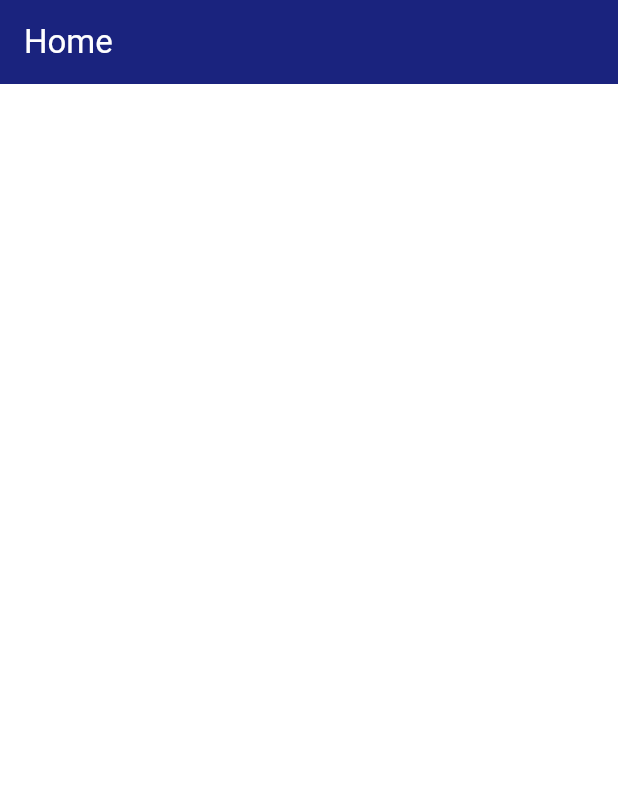
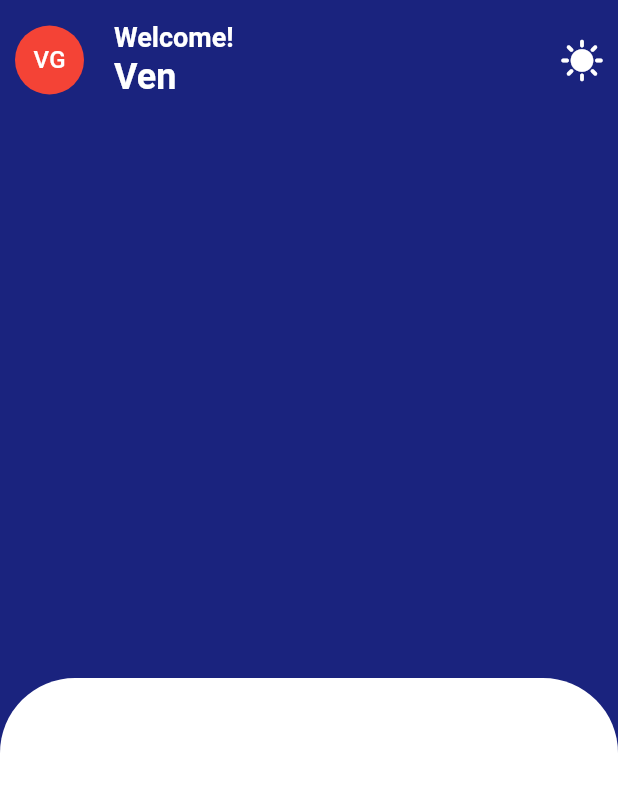
Before and after one commit to Gepeet/todo-week1, a Flutter app: the screen it shows after launch, on a phone screen of 412 x 824 dp. Shown: the top 791 px of the screen. Run offline on Flutter 3.47's test engine with Material 3 defaults, Android fonts, the phone set to English and light mode, and no system bars.

Commit message:
added bg home

```diff
--- a/lib/main.dart
+++ b/lib/main.dart
@@ -30,14 +30,99 @@
 
    @override
    Widget build(BuildContext context){
-      return Scaffold(
+      return
+         SafeArea(
+            child:
+               Scaffold(
                appBar:AppBar(
+                  elevation:0,
+                  titleSpacing: 20,
+                  toolbarHeight: 80,
                   backgroundColor: Theme.of(context).colorScheme.primary,
-            title:Text(
-               'Home',
+                  title:
+                     Column(
+                     crossAxisAlignment: CrossAxisAlignment.start,
+                     mainAxisAlignment: MainAxisAlignment.center,
+                     children: [
+                        Text(
+                           'Welcome!',
                            style: TextStyle(
                               color: Theme.of(context).colorScheme.secondary,
+                              fontSize: 18,
+                              fontWeight: FontWeight.w700
                            )
+                        ),
+                        Text(
+                           'Ven',
+                           style: TextStyle(
+                              color: Theme.of(context).colorScheme.secondary,
+                              fontSize: 24,
+                               fontWeight: FontWeight.w600
+                          )
+                        )
+                     ]
+                  ),
+                  leading:
+                     Padding(
+                        padding:const EdgeInsets.only(left:10),
+                        child:
+                           CircleAvatar(
+                           backgroundColor:Colors.red.shade500,
+                           child: const Text(
+                              'VG',
+                              style: TextStyle(
+                              color:Colors.white
+                           ),
+                           )
+                        )
+                  ),
+                  actions:[
+                     IconButton(
+                        onPressed: (){},
+                        icon: Icon(
+                           Icons.sunny,
+                           color:Theme.of(context).colorScheme.secondary,
+                           size:30,
+                        ),
+                     ),
+                  ]
+               ),
+                  body:Column(
+                  children:[
+                     Expanded(
+                        child:
+                            Container(
+                              decoration:BoxDecoration(
+                                 color:Theme.of(context).colorScheme.primary,
+                              )
+                        )
+                     ),
+                     Expanded(
+                        child:
+                              Container(
+                              decoration: BoxDecoration(
+                                 color:Theme.of(context).colorScheme.primary,
+                              ),
+                              child:
+                                 Column(
+                              children:[
+                                 Expanded(
+                                    child:
+                                  Container(
+                                    decoration:BoxDecoration(
+                                       color:Theme.of(context).colorScheme.secondary,
+                                       borderRadius: const BorderRadius.only(
+                                             topLeft:Radius.circular(50.0),
+                                             topRight:Radius.circular(50.0)
+                                          ),
+                                    )
+                                 )
+                              )
+                              ]
+                           )
+                        )
+                     )
+                  ]
                ),
             )
          );
```
Lines whose indentation alone changed are shown as unchanged.
